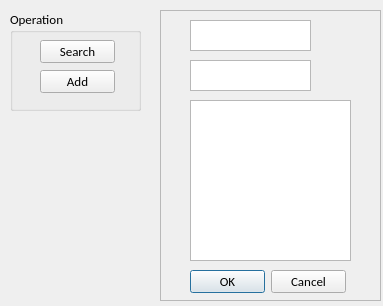
First picture: the form in PersonalQtManager/PersonalQtManager/MemorGui.ui, repository Small-wolf-sy/PersonaManager, before the edit.
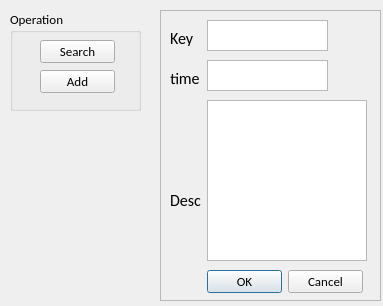
Second picture: the form after the edit.

Commit message: 修改了记事本的界面； 在子窗口和父窗口之间建立了信号传递。

```diff
--- a/PersonalQtManager/PersonalQtManager/MemorGui.ui
+++ b/PersonalQtManager/PersonalQtManager/MemorGui.ui
@@ -76,9 +76,9 @@
    <widget class="QPlainTextEdit" name="detailDesrciption">
     <property name="geometry">
      <rect>
-      <x>30</x>
+      <x>47</x>
       <y>90</y>
-      <width>161</width>
+      <width>160</width>
       <height>161</height>
      </rect>
     </property>
@@ -86,7 +86,7 @@
    <widget class="QTextEdit" name="memKey">
     <property name="geometry">
      <rect>
-      <x>30</x>
+      <x>47</x>
       <y>10</y>
       <width>121</width>
       <height>31</height>
@@ -96,7 +96,7 @@
    <widget class="QTextEdit" name="timeRecord">
     <property name="geometry">
      <rect>
-      <x>30</x>
+      <x>47</x>
       <y>50</y>
       <width>121</width>
       <height>31</height>
@@ -106,7 +106,7 @@
    <widget class="QDialogButtonBox" name="operateCheckBox">
     <property name="geometry">
      <rect>
-      <x>30</x>
+      <x>47</x>
       <y>260</y>
       <width>156</width>
       <height>23</height>
@@ -116,6 +116,66 @@
      <set>QDialogButtonBox::Cancel|QDialogButtonBox::Ok</set>
     </property>
    </widget>
+   <widget class="QLabel" name="label">
+    <property name="geometry">
+     <rect>
+      <x>10</x>
+      <y>20</y>
+      <width>31</width>
+      <height>16</height>
+     </rect>
+    </property>
+    <property name="font">
+     <font>
+      <pointsize>12</pointsize>
+     </font>
+    </property>
+    <property name="text">
+     <string>Key</string>
+    </property>
+   </widget>
+   <widget class="QLabel" name="label_2">
+    <property name="geometry">
+     <rect>
+      <x>10</x>
+      <y>60</y>
+      <width>31</width>
+      <height>16</height>
+     </rect>
+    </property>
+    <property name="font">
+     <font>
+      <pointsize>12</pointsize>
+     </font>
+    </property>
+    <property name="text">
+     <string>time</string>
+    </property>
+   </widget>
+   <widget class="QLabel" name="label_3">
+    <property name="geometry">
+     <rect>
+      <x>10</x>
+      <y>140</y>
+      <width>31</width>
+      <height>101</height>
+     </rect>
+    </property>
+    <property name="font">
+     <font>
+      <pointsize>12</pointsize>
+     </font>
+    </property>
+    <property name="text">
+     <string>Desc</string>
+    </property>
+    <property name="scaledContents">
+     <bool>false</bool>
+    </property>
+    <property name="wordWrap">
+     <bool>false</bool>
+    </property>
+   </widget>
   </widget>
  </widget>
  <layoutdefault spacing="6" margin="11"/>
```
The commit also changes 5 other files.
